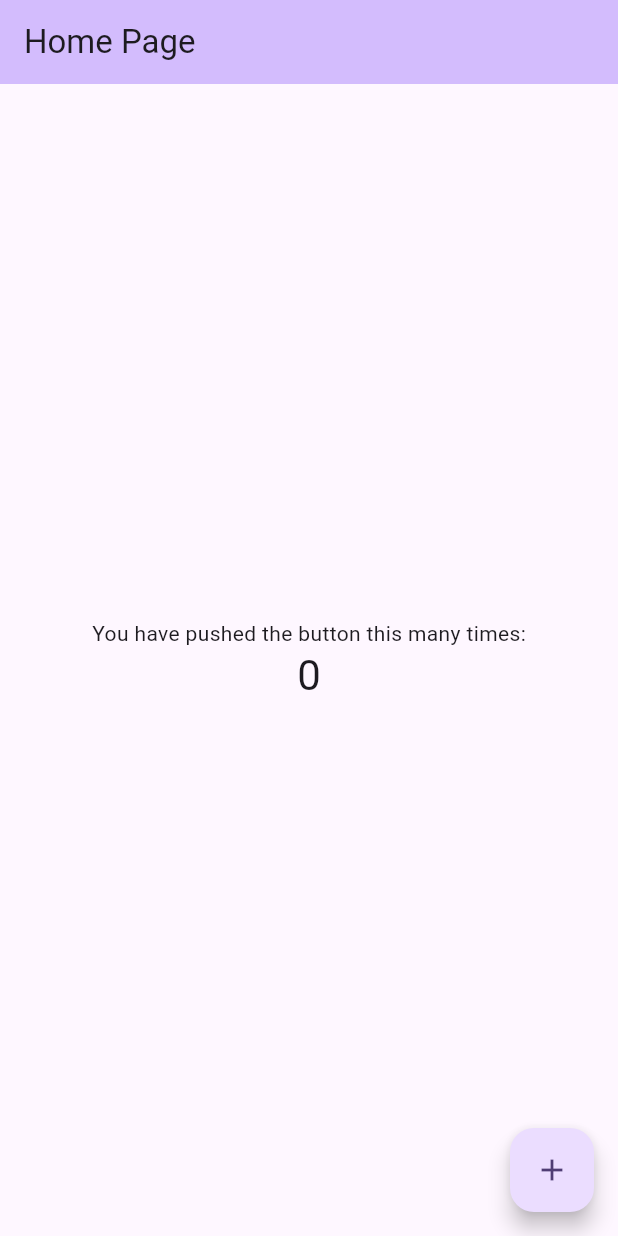
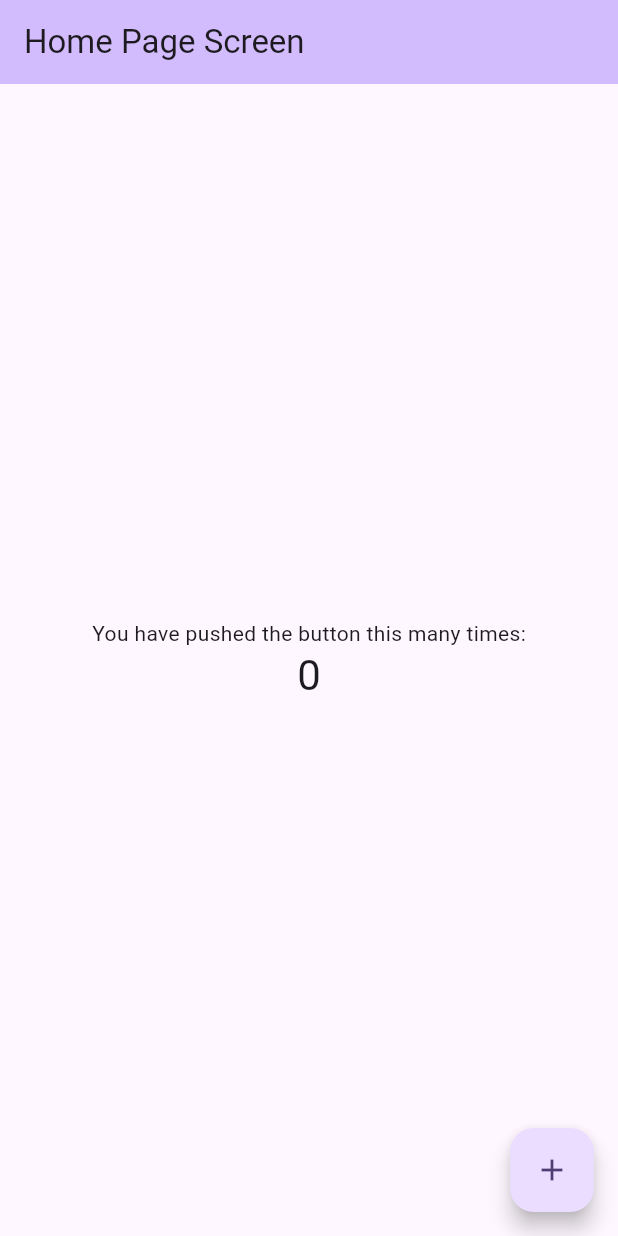
Before and after one commit to iamparamdev2050/flutter_bloc, a Flutter app: the screen it shows after launch, on a phone screen of 412 x 824 dp. Run offline on Flutter 3.47's test engine with Material 3 defaults, Android fonts, the phone set to English and light mode, and no system bars.

Commit message:
Update main.dart

```diff
--- a/lib/main.dart
+++ b/lib/main.dart
@@ -31,7 +31,7 @@ class MyApp extends StatelessWidget {
         colorScheme: ColorScheme.fromSeed(seedColor: Colors.deepPurple),
         useMaterial3: true,
       ),
-      home: const MyHomePage(title: 'Home Page'),
+      home: const MyHomePage(title: 'Home Page Screen'),
     );
   }
 }
```
